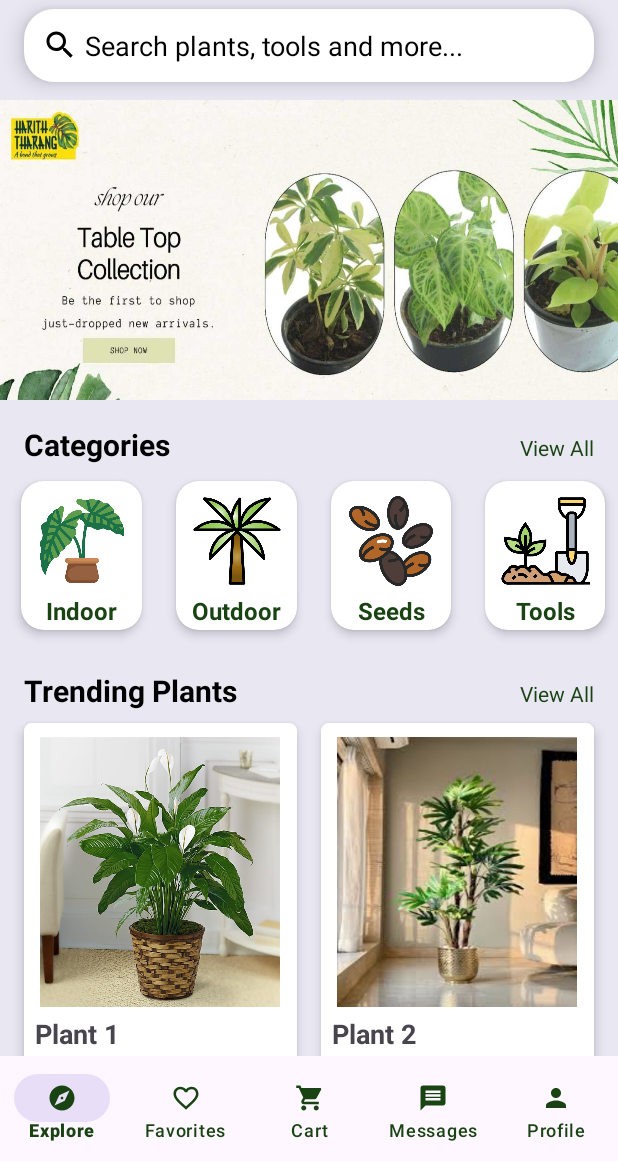
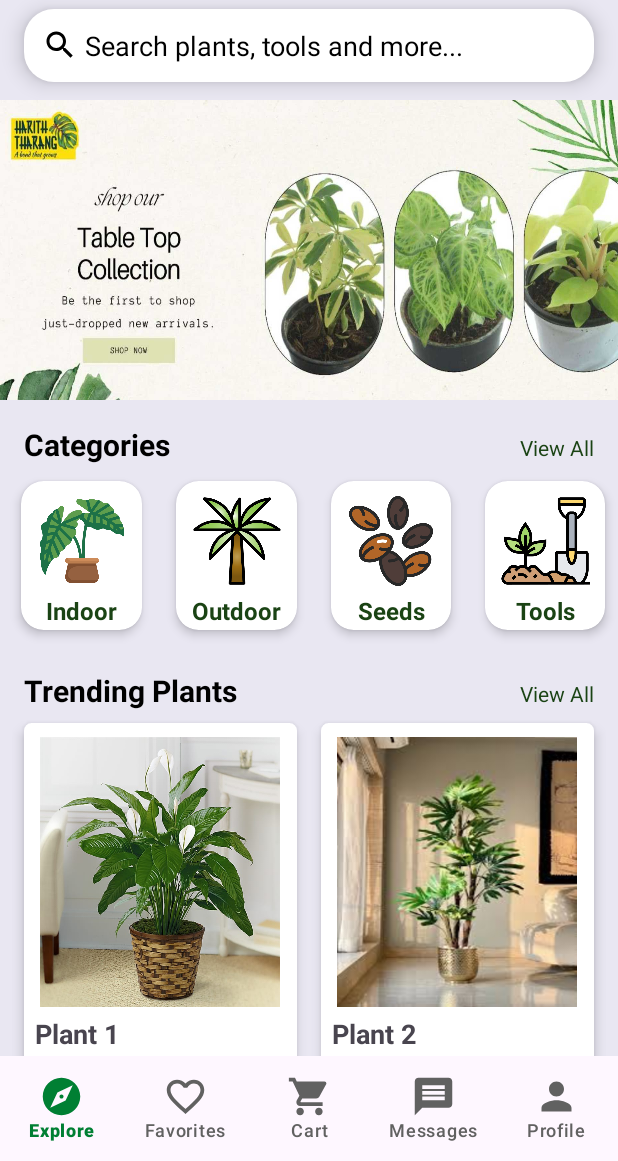
Before and after one commit to Toufic01/leafyMart, an Android app: the screen it shows after launch (MainActivity), on a phone screen of 412 x 824 dp, the part 75-1236 px from its top. Run offline under Robolectric (Android 15) with nearby library versions, the phone set to English and light mode, and no system bars; Roboto replaces fonts that are not available here.

Commit message:
bottom_nav

```diff
--- /dev/null
+++ b/app/src/main/res/color/bottom_nav_item_color.xml
@@ -0,0 +1,5 @@
+<?xml version="1.0" encoding="utf-8"?>
+<selector xmlns:android="http://schemas.android.com/apk/res/android">
+    <item android:state_checked="true" android:color="@color/selected_item_color" />
+    <item android:color="@color/unselected_item_color" />
+</selector>
--- a/app/src/main/res/layout/activity_main.xml
+++ b/app/src/main/res/layout/activity_main.xml
@@ -77,10 +77,11 @@
         android:minHeight="70sp"
         android:layout_alignParentBottom="true"
         android:background="@color/background"
-        app:itemIconTint="@color/dark_green"
-        app:itemTextColor="@color/dark_green"
+        app:itemIconTint="@color/bottom_nav_item_color"
+        app:itemTextColor="@color/bottom_nav_item_color"
         app:labelVisibilityMode="labeled"
-        app:itemIconSize="20dp"
+        app:itemIconSize="30dp"
+        app:itemActiveIndicatorStyle="@style/BottomNavigationView.ActiveIndicator"
         app:menu="@menu/bottom_menu"></com.google.android.material.bottomnavigation.BottomNavigationView>
 
 </RelativeLayout>
--- a/app/src/main/res/values/colors.xml
+++ b/app/src/main/res/values/colors.xml
@@ -56,4 +56,7 @@
     <color name="light_blue">#C0DCEC</color>
     <color name="light_Green">#B1D8B7</color>
     <color name="light_Pink">#ECE3F0</color>
+
+    <color name="selected_item_color">@color/success_dark</color> <!-- Selected item color -->
+    <color name="unselected_item_color">@color/dark_grey</color>   <!-- Unselected item color -->
 </resources>
--- /dev/null
+++ b/app/src/main/res/values/styles.xml
@@ -0,0 +1,9 @@
+<?xml version="1.0" encoding="utf-8"?>
+<resources>
+    <style name="BottomNavigationView.ActiveIndicator" parent="Widget.Material3.BottomNavigationView.ActiveIndicator">
+        <item name="android:color">@color/light_grey</item> <!-- Background color for the indicator -->
+        <item name="android:width">@dimen/cardview_default_radius</item>
+        <item name="android:height">@dimen/cardview_default_radius</item>
+        <item name="android:background">@color/light_Green</item>
+    </style>
+</resources>
--- a/app/src/main/res/values/themes.xml
+++ b/app/src/main/res/values/themes.xml
@@ -4,7 +4,7 @@
         <!-- Customize your light theme here. -->
         <!-- <item name="colorPrimary">@color/my_light_primary</item> -->
  <!-- Force light theme -->
-        <item name="android:forceDarkAllowed" tools:ignore="NewApi">true</item>
+        <item name="android:forceDarkAllowed" tools:ignore="NewApi">false</item>
         <!-- for using same theme for light and dark mode -->
     </style>
 
```
